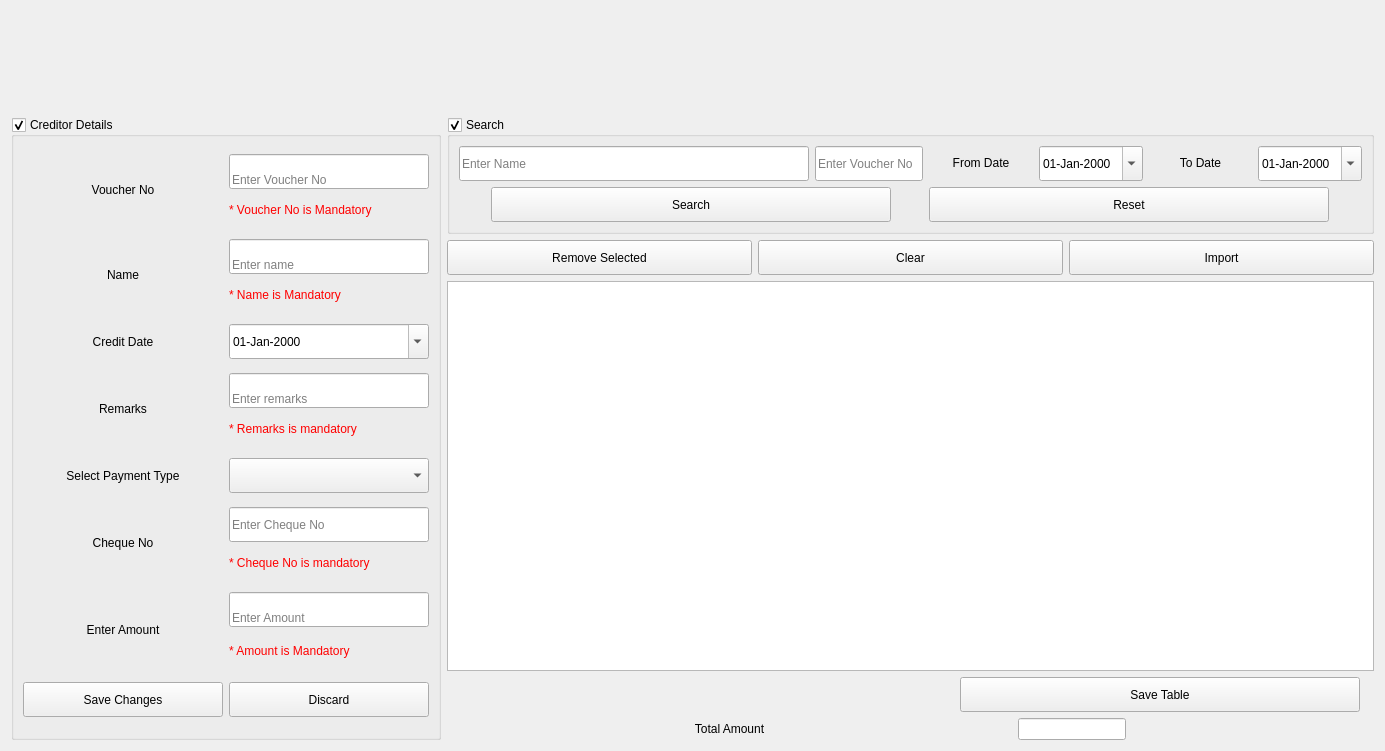
The window that ui/voucherUI.ui (hariharan849/GST-Billing) describes before a commit, drawn with Qt 5.
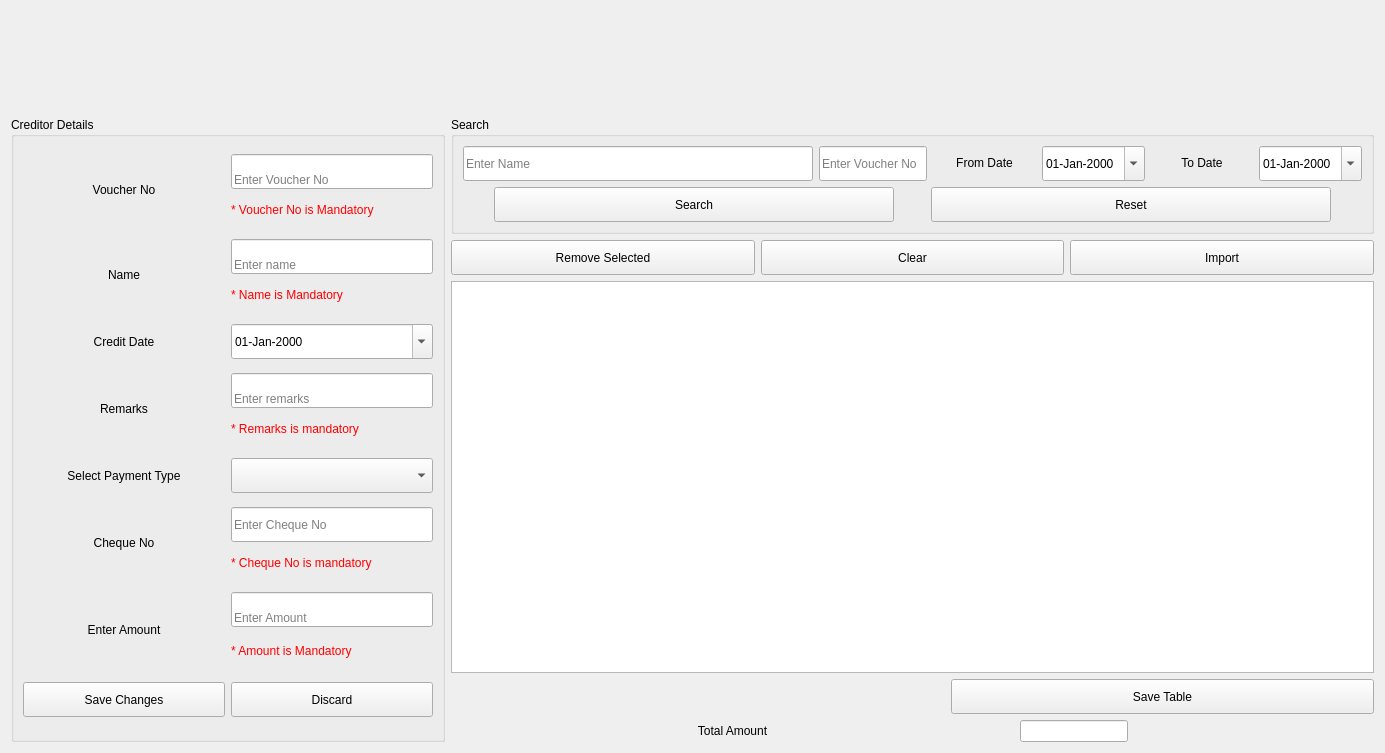
The same window after the commit. Custom widgets are drawn as their Qt base class.

```diff
--- a/ui/voucherUI.ui
+++ b/ui/voucherUI.ui
@@ -7,12 +7,14 @@
     <x>0</x>
     <y>0</y>
     <width>1385</width>
-    <height>751</height>
+    <height>753</height>
    </rect>
   </property>
   <property name="windowTitle">
    <string>Form</string>
   </property>
+  <layout class="QGridLayout" name="gridLayout_5">
+   <item row="0" column="0">
   <layout class="QGridLayout" name="gridLayout_3">
    <item row="0" column="0" colspan="2">
     <widget class="Header" name="widget" native="true">
@@ -38,11 +40,17 @@
        <verstretch>0</verstretch>
       </sizepolicy>
      </property>
+       <property name="minimumSize">
+        <size>
+         <width>434</width>
+         <height>0</height>
+        </size>
+       </property>
      <property name="title">
       <string>Creditor Details</string>
      </property>
      <property name="checkable">
-      <bool>true</bool>
+        <bool>false</bool>
      </property>
      <layout class="QGridLayout" name="gridLayout">
       <item row="0" column="0" colspan="2">
@@ -455,6 +463,9 @@
    </item>
    <item row="1" column="1">
     <layout class="QGridLayout" name="gridLayout_2">
+       <property name="sizeConstraint">
+        <enum>QLayout::SetDefaultConstraint</enum>
+       </property>
      <item row="0" column="0" colspan="3">
       <widget class="QGroupBox" name="groupBox">
        <property name="sizePolicy">
@@ -473,7 +484,7 @@
         <string>Search </string>
        </property>
        <property name="checkable">
-        <bool>true</bool>
+          <bool>false</bool>
        </property>
        <layout class="QGridLayout" name="gridLayout_4">
         <item row="0" column="0">
@@ -689,6 +700,12 @@
      </item>
      <item row="1" column="0">
       <widget class="QPushButton" name="removeButton">
+         <property name="sizePolicy">
+          <sizepolicy hsizetype="Expanding" vsizetype="Fixed">
+           <horstretch>0</horstretch>
+           <verstretch>0</verstretch>
+          </sizepolicy>
+         </property>
        <property name="minimumSize">
         <size>
          <width>0</width>
@@ -702,6 +719,12 @@
      </item>
      <item row="1" column="1">
       <widget class="QPushButton" name="clearButton">
+         <property name="sizePolicy">
+          <sizepolicy hsizetype="Expanding" vsizetype="Fixed">
+           <horstretch>0</horstretch>
+           <verstretch>0</verstretch>
+          </sizepolicy>
+         </property>
        <property name="minimumSize">
         <size>
          <width>0</width>
@@ -715,6 +738,12 @@
      </item>
      <item row="1" column="2">
       <widget class="QPushButton" name="importButton">
+         <property name="sizePolicy">
+          <sizepolicy hsizetype="Expanding" vsizetype="Fixed">
+           <horstretch>0</horstretch>
+           <verstretch>0</verstretch>
+          </sizepolicy>
+         </property>
        <property name="minimumSize">
         <size>
          <width>0</width>
@@ -757,7 +786,7 @@
        <item>
         <widget class="QPushButton" name="saveTableButton">
          <property name="sizePolicy">
-          <sizepolicy hsizetype="Maximum" vsizetype="Fixed">
+            <sizepolicy hsizetype="Expanding" vsizetype="Fixed">
            <horstretch>0</horstretch>
            <verstretch>0</verstretch>
           </sizepolicy>
@@ -777,6 +806,9 @@
      </item>
      <item row="4" column="0" colspan="3">
       <layout class="QHBoxLayout" name="horizontalLayout_3">
+         <property name="sizeConstraint">
+          <enum>QLayout::SetMaximumSize</enum>
+         </property>
        <item>
         <widget class="QLabel" name="totalAmountLabel">
          <property name="sizePolicy">
@@ -805,6 +837,8 @@
           <bool>true</bool>
          </property>
         </widget>
+         </item>
+        </layout>
        </item>
       </layout>
      </item>
```
Lines whose indentation alone changed are shown as unchanged.
